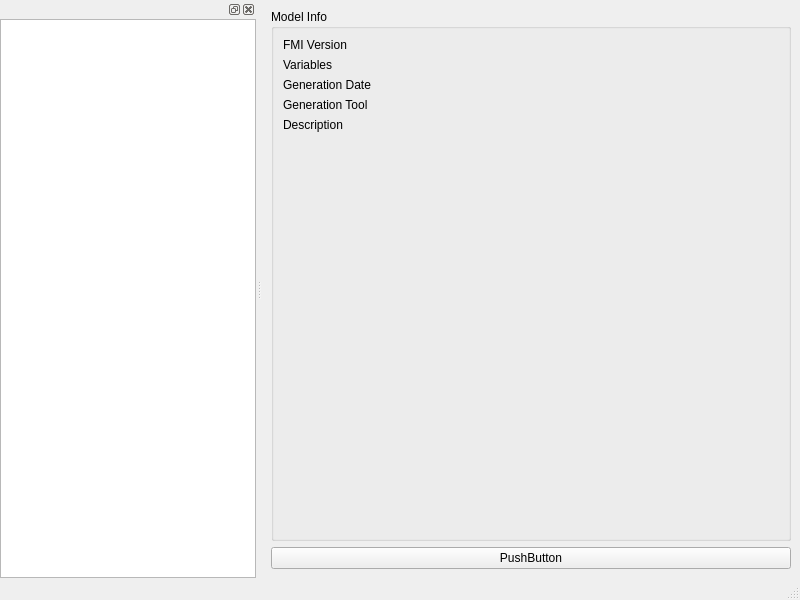
modelica/Reference-FMUs, file fmusim-gui/MainWindow.ui: the form before one commit.
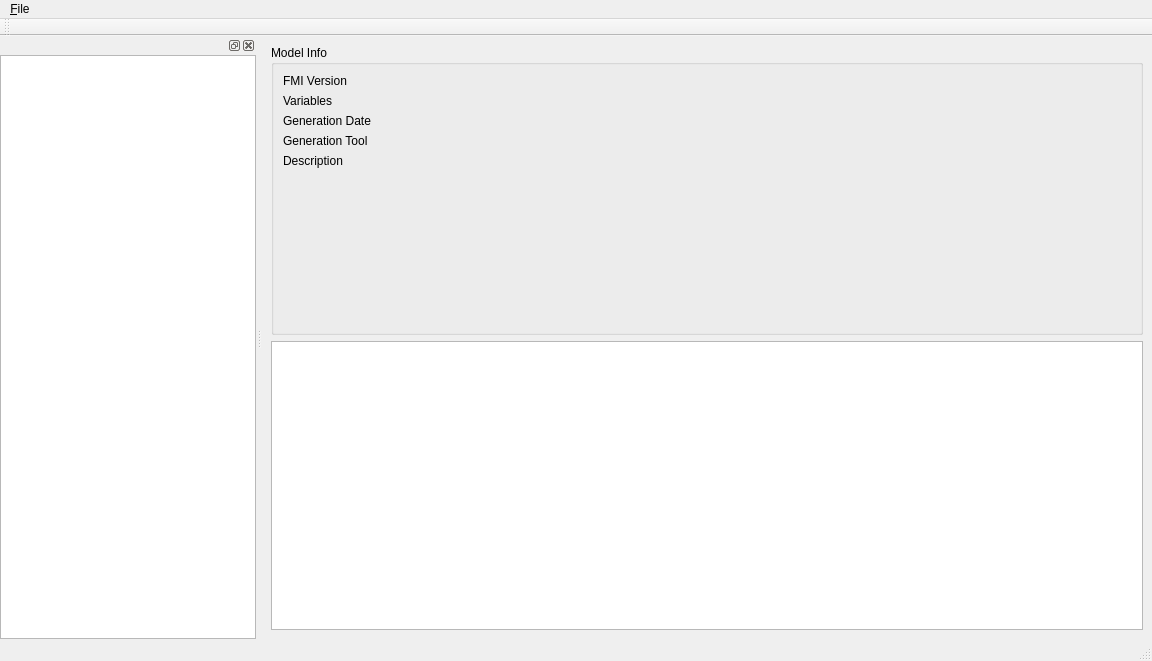
The form after the commit.

```diff
--- a/fmusim-gui/MainWindow.ui
+++ b/fmusim-gui/MainWindow.ui
@@ -6,8 +6,8 @@
    <rect>
     <x>0</x>
     <y>0</y>
-    <width>800</width>
-    <height>600</height>
+    <width>1152</width>
+    <height>661</height>
    </rect>
   </property>
   <property name="windowTitle">
@@ -20,6 +20,9 @@
       <property name="title">
        <string>Model Info</string>
       </property>
+      <property name="flat">
+       <bool>true</bool>
+      </property>
       <layout class="QGridLayout" name="gridLayout">
        <item row="4" column="0">
         <widget class="QLabel" name="label_4">
@@ -117,11 +120,7 @@
      </widget>
     </item>
     <item row="1" column="0">
-     <widget class="QPushButton" name="pushButton">
-      <property name="text">
-       <string>PushButton</string>
-      </property>
-     </widget>
+     <widget class="QTreeView" name="filesTreeView"/>
     </item>
    </layout>
   </widget>
@@ -130,10 +129,17 @@
     <rect>
      <x>0</x>
      <y>0</y>
-     <width>800</width>
+     <width>1152</width>
      <height>20</height>
     </rect>
    </property>
+   <widget class="QMenu" name="menu_File">
+    <property name="title">
+     <string>&amp;File</string>
+    </property>
+    <addaction name="closeAction"/>
+   </widget>
+   <addaction name="menu_File"/>
   </widget>
   <widget class="QStatusBar" name="statusbar"/>
   <widget class="QDockWidget" name="dockWidget">
@@ -164,6 +170,25 @@
     </layout>
    </widget>
   </widget>
+  <widget class="QToolBar" name="toolBar">
+   <property name="windowTitle">
+    <string>toolBar</string>
+   </property>
+   <attribute name="toolBarArea">
+    <enum>TopToolBarArea</enum>
+   </attribute>
+   <attribute name="toolBarBreak">
+    <bool>false</bool>
+   </attribute>
+  </widget>
+  <action name="closeAction">
+   <property name="text">
+    <string>Close</string>
+   </property>
+   <property name="shortcut">
+    <string>Ctrl+W</string>
+   </property>
+  </action>
  </widget>
  <resources/>
  <connections/>
```
Left out of the diff: 19 changed lines with no effect on the pictures.
